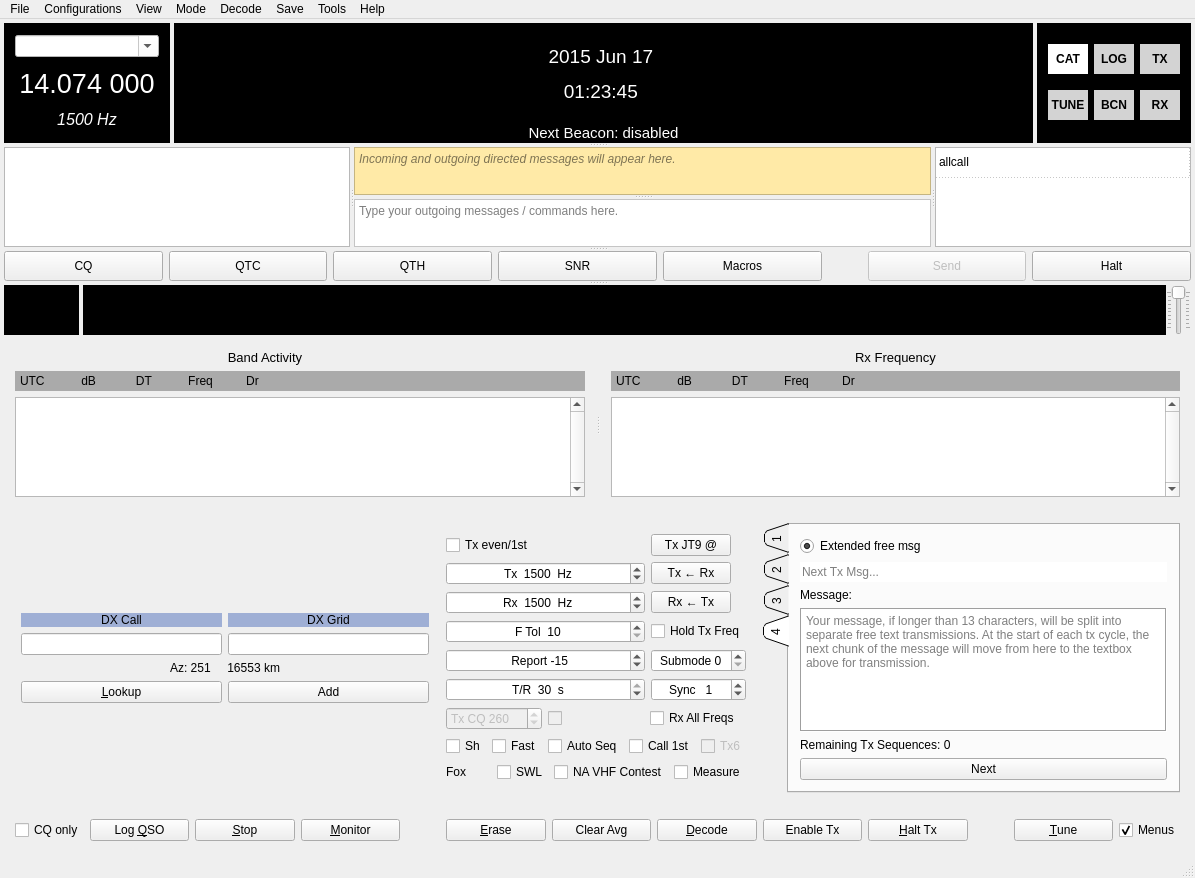
Above: mainwindow.ui from qcmiao1998/js8call before the change. Below: the same form after it.
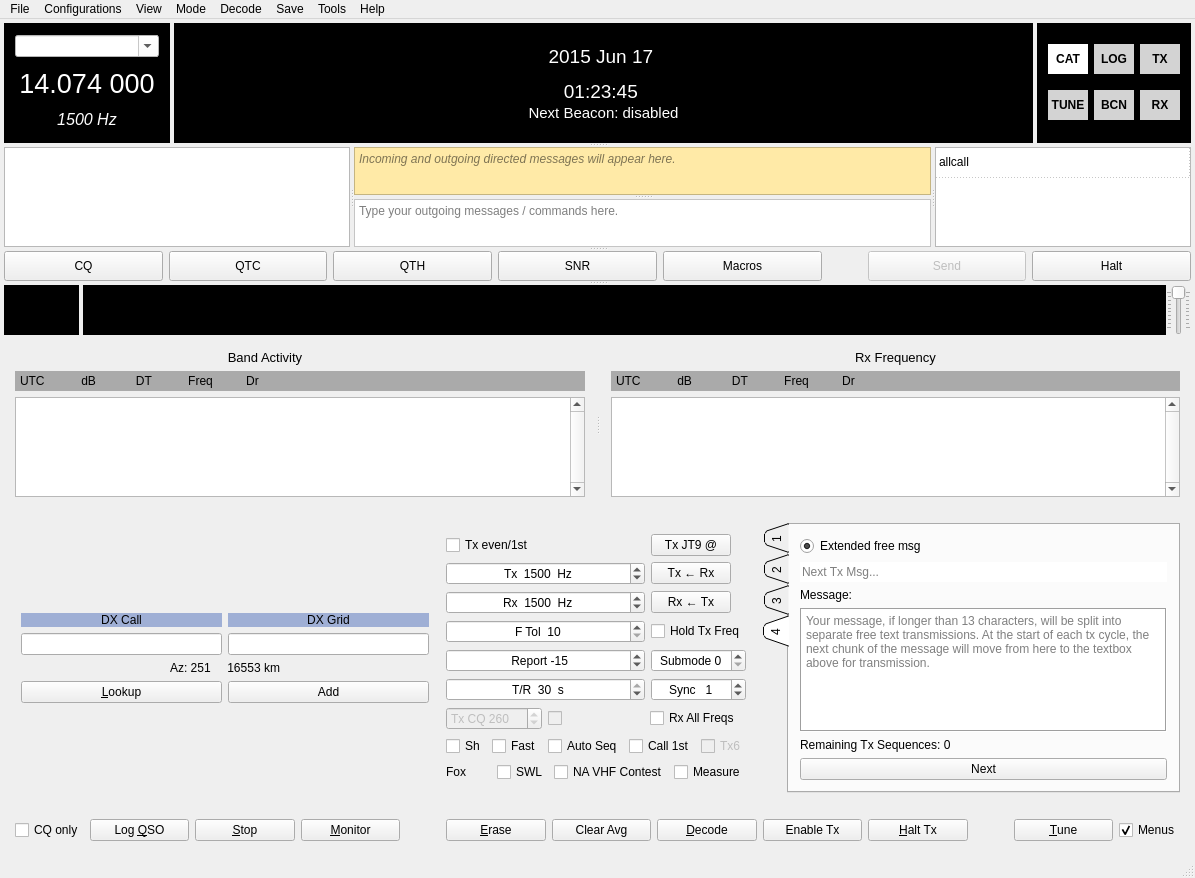
That is the form after the change. Custom widgets are drawn as their Qt base class.

The edit to the form file:
```diff
--- a/mainwindow.ui
+++ b/mainwindow.ui
@@ -254,6 +254,19 @@
               <property name="bottomMargin">
                <number>0</number>
               </property>
+              <item>
+               <spacer name="verticalSpacer_4">
+                <property name="orientation">
+                 <enum>Qt::Vertical</enum>
+                </property>
+                <property name="sizeHint" stdset="0">
+                 <size>
+                  <width>20</width>
+                  <height>40</height>
+                 </size>
+                </property>
+               </spacer>
+              </item>
               <item>
                <widget class="QLabel" name="labUTC">
                 <property name="sizePolicy">
@@ -316,6 +329,19 @@
                 </property>
                </widget>
               </item>
+              <item>
+               <spacer name="verticalSpacer">
+                <property name="orientation">
+                 <enum>Qt::Vertical</enum>
+                </property>
+                <property name="sizeHint" stdset="0">
+                 <size>
+                  <width>20</width>
+                  <height>40</height>
+                 </size>
+                </property>
+               </spacer>
+              </item>
              </layout>
             </widget>
            </item>
@@ -394,7 +420,7 @@
                </widget>
               </item>
               <item row="0" column="1">
-               <widget class="QPushButton" name="logButton">
+               <widget class="QPushButton" name="logQSOButton">
                 <property name="enabled">
                  <bool>true</bool>
                 </property>
@@ -3507,7 +3533,7 @@
         </widget>
        </item>
        <item>
-        <widget class="QPushButton" name="logQSOButton">
+        <widget class="QPushButton" name="logQSOButton_old">
          <property name="minimumSize">
           <size>
            <width>50</width>
```
Left out of the diff: 6 changed lines with no effect on the pictures.
